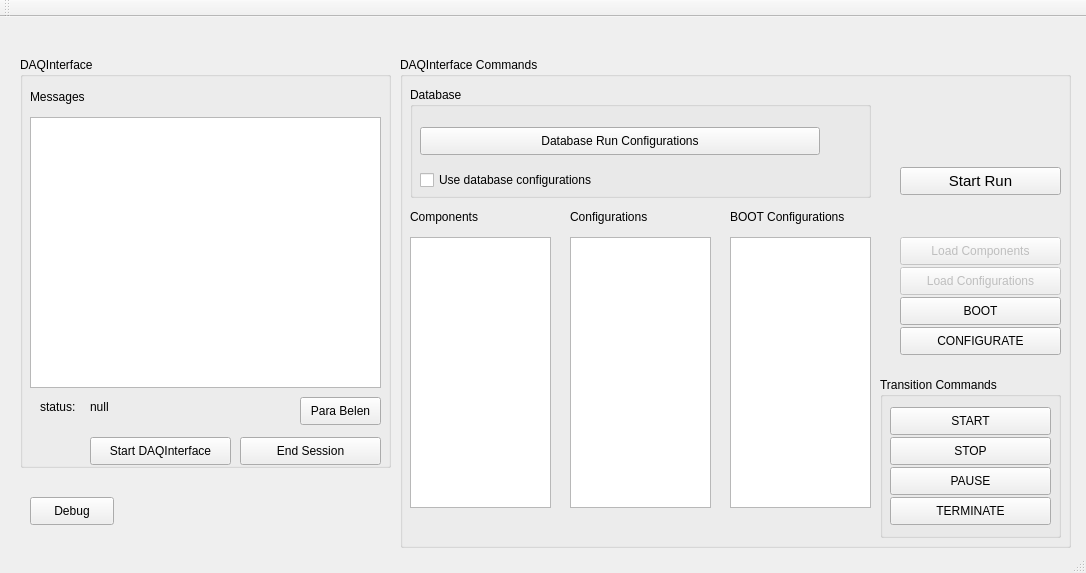
Before: the Qt Designer form artdaq-runcontrol/mainwindow.ui in ikatza/ArtDaq-RunControl-GUI, drawn with Qt 5.
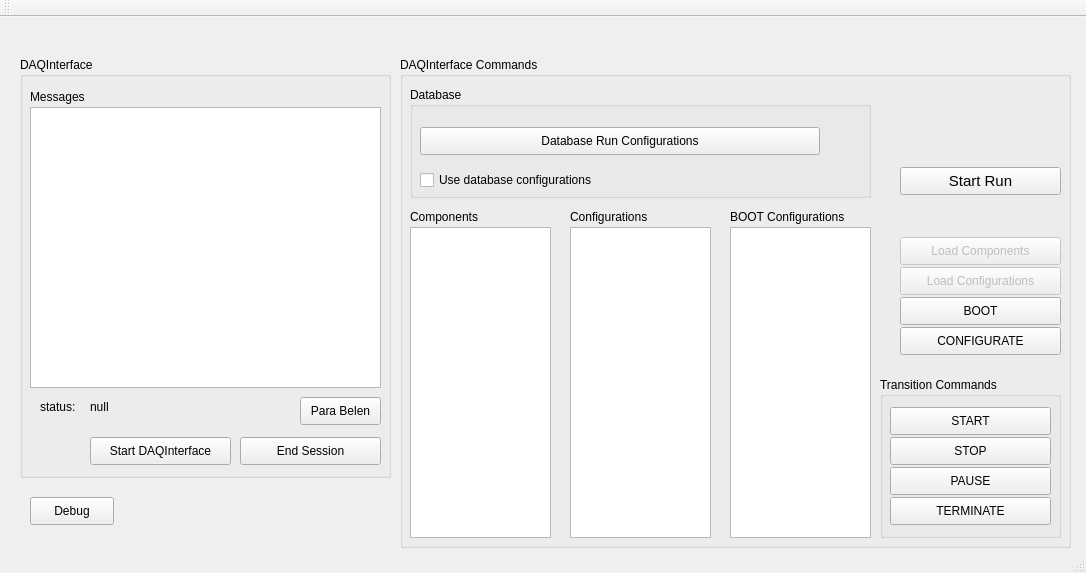
After: the same form once the commit is applied.

Commit message: Feature #23674: Added fullscreen support for mainwindow

The edit to the form file:
```diff
--- a/artdaq-runcontrol/mainwindow.ui
+++ b/artdaq-runcontrol/mainwindow.ui
@@ -20,7 +20,7 @@
       <x>20</x>
       <y>40</y>
       <width>371</width>
-      <height>411</height>
+      <height>421</height>
      </rect>
     </property>
     <property name="title">
@@ -30,9 +30,9 @@
      <property name="geometry">
       <rect>
        <x>10</x>
-       <y>60</y>
+       <y>50</y>
        <width>351</width>
-       <height>271</height>
+       <height>281</height>
       </rect>
      </property>
     </widget>
@@ -147,9 +147,9 @@
      <property name="geometry">
       <rect>
        <x>10</x>
-       <y>180</y>
+       <y>170</y>
        <width>141</width>
-       <height>271</height>
+       <height>311</height>
       </rect>
      </property>
     </widget>
@@ -157,9 +157,9 @@
      <property name="geometry">
       <rect>
        <x>170</x>
-       <y>180</y>
+       <y>170</y>
        <width>141</width>
-       <height>271</height>
+       <height>311</height>
       </rect>
      </property>
     </widget>
@@ -209,9 +209,9 @@
      <property name="geometry">
       <rect>
        <x>330</x>
-       <y>180</y>
+       <y>170</y>
        <width>141</width>
-       <height>271</height>
+       <height>311</height>
       </rect>
      </property>
     </widget>
```
Left out of the diff: 18 changed lines with no effect on the pictures. The commit also changes 2 other files.
